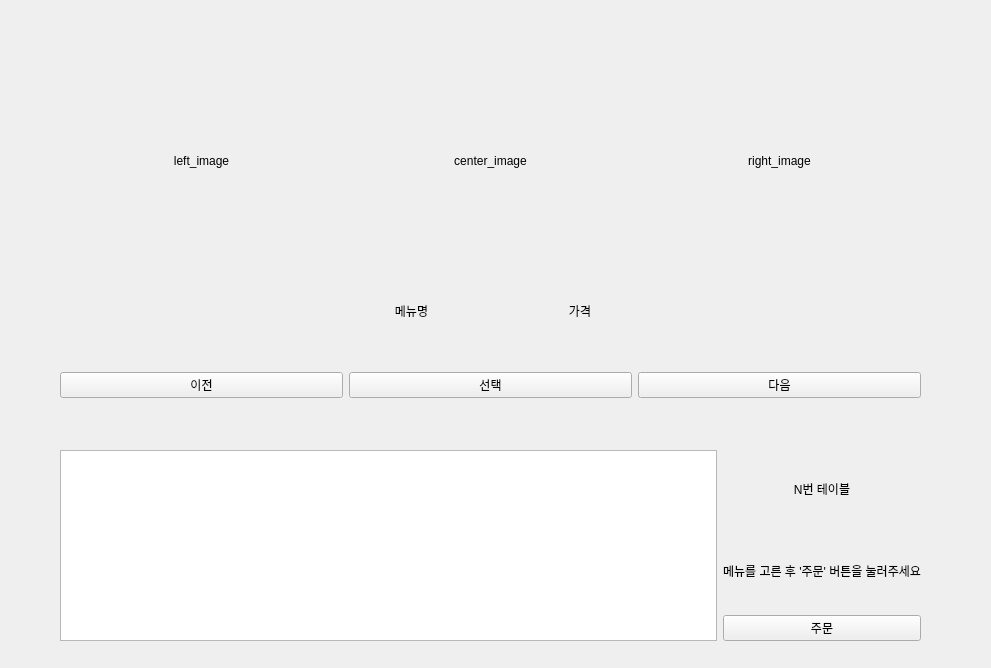
Qt form teamB-1_ws/src/tablet/tablet/order.ui (Rokey-B-1/AMR-1) before a commit.
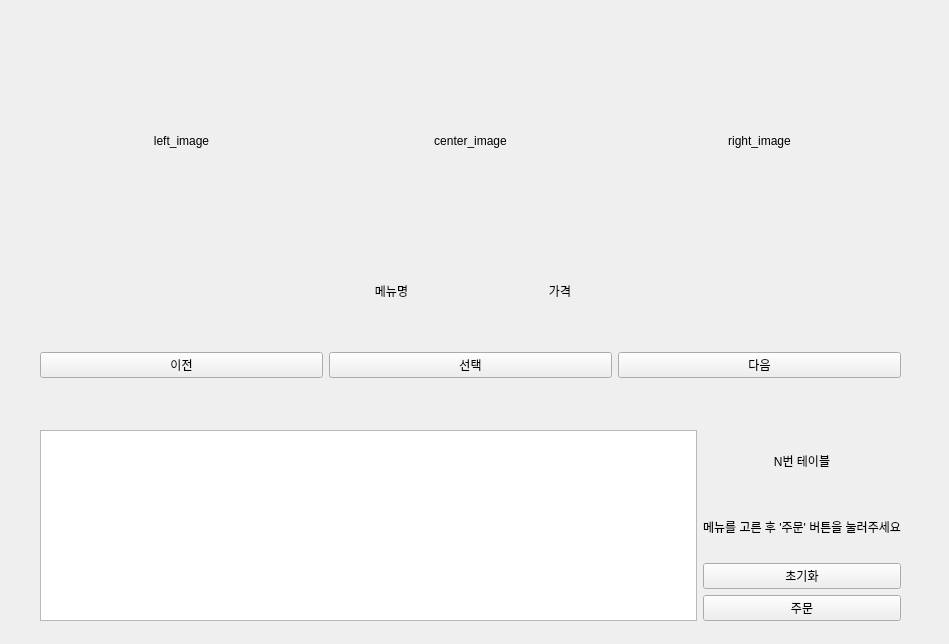
The same form after that commit.

```diff
--- a/teamB-1_ws/src/tablet/tablet/order.ui
+++ b/teamB-1_ws/src/tablet/tablet/order.ui
@@ -1,23 +1,24 @@
 <?xml version="1.0" encoding="UTF-8"?>
 <ui version="4.0">
- <class>Form</class>
- <widget class="QWidget" name="Form">
+ <class>MainWindow</class>
+ <widget class="QMainWindow" name="MainWindow">
   <property name="geometry">
    <rect>
     <x>0</x>
     <y>0</y>
-    <width>991</width>
-    <height>668</height>
+    <width>949</width>
+    <height>644</height>
    </rect>
   </property>
   <property name="windowTitle">
    <string>Form</string>
   </property>
+  <widget class="QWidget" name="centralwidget">
   <widget class="QWidget" name="horizontalLayoutWidget">
    <property name="geometry">
     <rect>
-     <x>60</x>
-     <y>40</y>
+      <x>40</x>
+      <y>20</y>
      <width>861</width>
      <height>241</height>
     </rect>
@@ -58,8 +59,8 @@
   <widget class="QWidget" name="horizontalLayoutWidget_2">
    <property name="geometry">
     <rect>
-     <x>60</x>
-     <y>340</y>
+      <x>40</x>
+      <y>320</y>
      <width>861</width>
      <height>91</height>
     </rect>
@@ -91,8 +92,8 @@
   <widget class="QWidget" name="horizontalLayoutWidget_3">
    <property name="geometry">
     <rect>
-     <x>60</x>
-     <y>450</y>
+      <x>40</x>
+      <y>430</y>
      <width>861</width>
      <height>191</height>
     </rect>
@@ -124,7 +125,14 @@
        </widget>
       </item>
       <item>
-       <widget class="QPushButton" name="order_btn">
+        <widget class="QPushButton" name="clear_btn">
+         <property name="text">
+          <string>초기화</string>
+         </property>
+        </widget>
+       </item>
+       <item>
+        <widget class="QPushButton" name="order_btn_2">
         <property name="text">
          <string>주문</string>
         </property>
@@ -137,8 +145,8 @@
   <widget class="QWidget" name="horizontalLayoutWidget_4">
    <property name="geometry">
     <rect>
-     <x>330</x>
-     <y>290</y>
+      <x>310</x>
+      <y>270</y>
      <width>331</width>
      <height>41</height>
     </rect>
@@ -165,6 +173,7 @@
      </widget>
     </item>
    </layout>
+   </widget>
   </widget>
  </widget>
  <resources/>
```
Left out of the diff: 6 changed lines with no effect on the pictures. Lines whose indentation alone changed are shown as unchanged.
